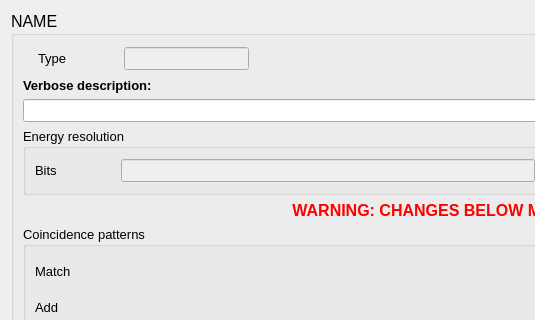
Above: gui/daq/dialog_spectrum.ui from usnistgov/qpx-gamma before the change; both pictures show x 0 to 535 and y 0 to 320 of the 1075 by 768 pixel window. Below: the same form after it.
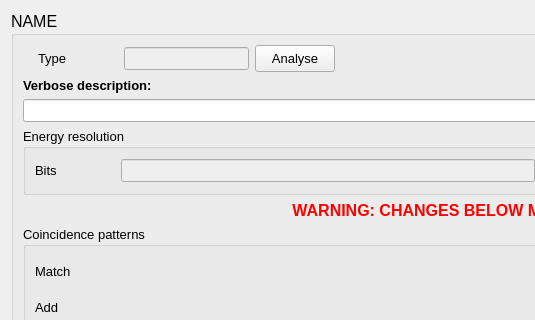
That is the form after the change. Icons and pictures are not drawn. Custom widgets are drawn as their Qt base class.

```diff
--- a/gui/daq/dialog_spectrum.ui
+++ b/gui/daq/dialog_spectrum.ui
@@ -642,6 +642,46 @@
           </property>
          </widget>
         </item>
+        <item>
+         <widget class="QPushButton" name="pushAnalyse">
+          <property name="enabled">
+           <bool>true</bool>
+          </property>
+          <property name="sizePolicy">
+           <sizepolicy hsizetype="Minimum" vsizetype="Minimum">
+            <horstretch>0</horstretch>
+            <verstretch>0</verstretch>
+           </sizepolicy>
+          </property>
+          <property name="minimumSize">
+           <size>
+            <width>44</width>
+            <height>0</height>
+           </size>
+          </property>
+          <property name="maximumSize">
+           <size>
+            <width>16777215</width>
+            <height>32</height>
+           </size>
+          </property>
+          <property name="font">
+           <font>
+            <pointsize>10</pointsize>
+           </font>
+          </property>
+          <property name="toolTip">
+           <string>Randomize color</string>
+          </property>
+          <property name="text">
+           <string>Analyse</string>
+          </property>
+          <property name="icon">
+           <iconset resource="../resources/qpxres.qrc">
+            <normaloff>:/new/icons/oxy/document_preview.png</normaloff>:/new/icons/oxy/document_preview.png</iconset>
+          </property>
+         </widget>
+        </item>
         <item>
          <spacer name="horizontalSpacer">
           <property name="orientation">
```
